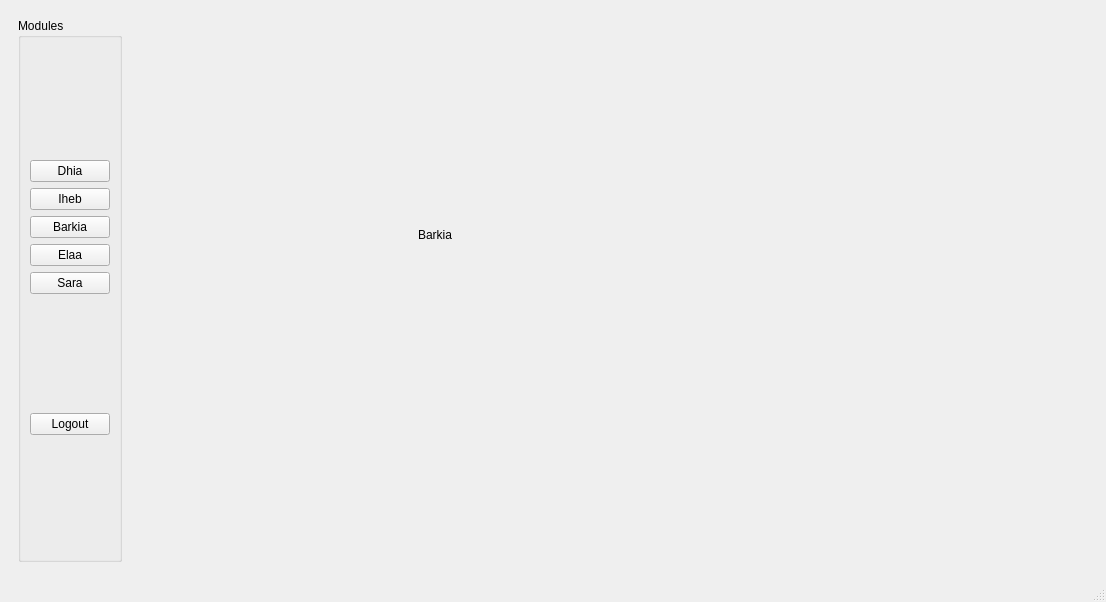
Before: the Qt Designer form INTEGRATION/mainwindow.ui in dhiaabdelli1/Wedding_planner_2A1, drawn with Qt 5.
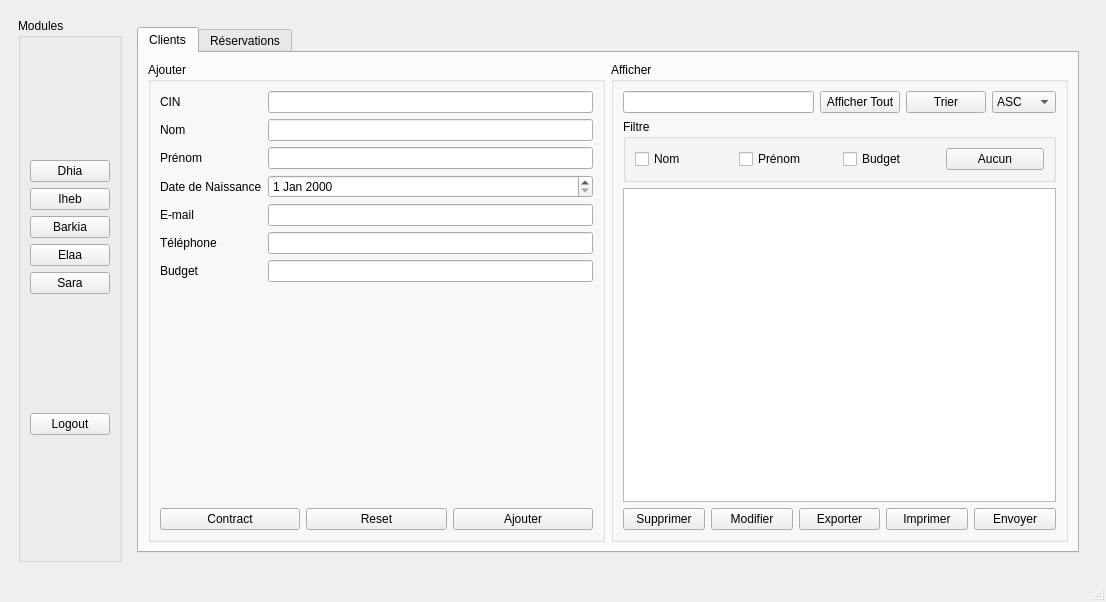
After: the same form once the commit is applied. The open tabs and pages were chosen to show the change.

Commit message: integration module clients

What changed in the file:
```diff
--- a/INTEGRATION/mainwindow.ui
+++ b/INTEGRATION/mainwindow.ui
@@ -758,19 +758,506 @@
                </widget>
               </widget>
               <widget class="QWidget" name="page_5">
-               <widget class="QLabel" name="label_3">
-                <property name="geometry">
-                 <rect>
-                  <x>290</x>
-                  <y>210</y>
-                  <width>47</width>
-                  <height>13</height>
-                 </rect>
-                </property>
-                <property name="text">
-                 <string>Barkia</string>
-                </property>
-               </widget>
+               <layout class="QHBoxLayout" name="horizontalLayout_9">
+                <item>
+                 <widget class="QTabWidget" name="tabWidget_2">
+                  <property name="currentIndex">
+                   <number>1</number>
+                  </property>
+                  <widget class="QWidget" name="tab_3">
+                   <attribute name="title">
+                    <string>Clients</string>
+                   </attribute>
+                   <layout class="QHBoxLayout" name="horizontalLayout_15">
+                    <item>
+                     <layout class="QHBoxLayout" name="horizontalLayout_24">
+                      <item>
+                       <widget class="QGroupBox" name="groupBox_ajouter_invites_2">
+                        <property name="title">
+                         <string>Ajouter  </string>
+                        </property>
+                        <layout class="QVBoxLayout" name="verticalLayout_11">
+                         <item>
+                          <layout class="QVBoxLayout" name="verticalLayout_12">
+                           <item>
+                            <layout class="QFormLayout" name="formLayout_4">
+                             <item row="0" column="0">
+                              <widget class="QLabel" name="cINLabel_2">
+                               <property name="text">
+                                <string>CIN</string>
+                               </property>
+                              </widget>
+                             </item>
+                             <item row="0" column="1">
+                              <widget class="QLineEdit" name="cin_client"/>
+                             </item>
+                             <item row="1" column="0">
+                              <widget class="QLabel" name="prNomLabel_3">
+                               <property name="text">
+                                <string>Nom</string>
+                               </property>
+                              </widget>
+                             </item>
+                             <item row="1" column="1">
+                              <widget class="QLineEdit" name="nom_client"/>
+                             </item>
+                             <item row="2" column="0">
+                              <widget class="QLabel" name="prNomLabel_4">
+                               <property name="text">
+                                <string>Prénom</string>
+                               </property>
+                              </widget>
+                             </item>
+                             <item row="2" column="1">
+                              <widget class="QLineEdit" name="prenom_client"/>
+                             </item>
+                             <item row="3" column="0">
+                              <widget class="QLabel" name="dateDeNaissanceLabel_2">
+                               <property name="text">
+                                <string>Date de Naissance</string>
+                               </property>
+                              </widget>
+                             </item>
+                             <item row="3" column="1">
+                              <widget class="QDateEdit" name="date_client"/>
+                             </item>
+                             <item row="4" column="0">
+                              <widget class="QLabel" name="eMailLabel_2">
+                               <property name="text">
+                                <string>E-mail</string>
+                               </property>
+                              </widget>
+                             </item>
+                             <item row="4" column="1">
+                              <widget class="QLineEdit" name="email_client"/>
+                             </item>
+                             <item row="5" column="0">
+                              <widget class="QLabel" name="tLPhoneLabel_2">
+                               <property name="text">
+                                <string>Téléphone</string>
+                               </property>
+                              </widget>
+                             </item>
+                             <item row="5" column="1">
+                              <widget class="QLineEdit" name="tel_client"/>
+                             </item>
+                             <item row="6" column="0">
+                              <widget class="QLabel" name="budgetLabel">
+                               <property name="text">
+                                <string>Budget</string>
+                               </property>
+                              </widget>
+                             </item>
+                             <item row="6" column="1">
+                              <widget class="QLineEdit" name="budget_client"/>
+                             </item>
+                            </layout>
+                           </item>
+                           <item>
+                            <layout class="QHBoxLayout" name="horizontalLayout_28">
+                             <item>
+                              <widget class="QPushButton" name="contract_client">
+                               <property name="text">
+                                <string>Contract</string>
+                               </property>
+                              </widget>
+                             </item>
+                             <item>
+                              <widget class="QPushButton" name="reset_client">
+                               <property name="text">
+                                <string>Reset</string>
+                               </property>
+                              </widget>
+                             </item>
+                             <item>
+                              <widget class="QPushButton" name="ajouter_client">
+                               <property name="text">
+                                <string>Ajouter</string>
+                               </property>
+                              </widget>
+                             </item>
+                            </layout>
+                           </item>
+                          </layout>
+                         </item>
+                        </layout>
+                       </widget>
+                      </item>
+                      <item>
+                       <widget class="QGroupBox" name="groupBox_afficher_invites_2">
+                        <property name="title">
+                         <string>Afficher</string>
+                        </property>
+                        <layout class="QVBoxLayout" name="verticalLayout_17">
+                         <item>
+                          <layout class="QVBoxLayout" name="verticalLayout_18">
+                           <item>
+                            <layout class="QHBoxLayout" name="horizontalLayout_35">
+                             <item>
+                              <widget class="QLineEdit" name="recherche_client"/>
+                             </item>
+                             <item>
+                              <widget class="QPushButton" name="afficher_tout_client">
+                               <property name="text">
+                                <string>Afficher Tout</string>
+                               </property>
+                              </widget>
+                             </item>
+                             <item>
+                              <widget class="QPushButton" name="trier_client">
+                               <property name="text">
+                                <string>Trier</string>
+                               </property>
+                              </widget>
+                             </item>
+                             <item>
+                              <widget class="QComboBox" name="ordre_client">
+                               <item>
+                                <property name="text">
+                                 <string>ASC</string>
+                                </property>
+                               </item>
+                               <item>
+                                <property name="text">
+                                 <string>DESC</string>
+                                </property>
+                               </item>
+                              </widget>
+                             </item>
+                            </layout>
+                           </item>
+                           <item>
+                            <layout class="QHBoxLayout" name="horizontalLayout_36"/>
+                           </item>
+                           <item>
+                            <layout class="QHBoxLayout" name="horizontalLayout_39">
+                             <item>
+                              <widget class="QGroupBox" name="groupBox_8">
+                               <property name="title">
+                                <string>Filtre</string>
+                               </property>
+                               <layout class="QHBoxLayout" name="horizontalLayout_40">
+                                <item>
+                                 <layout class="QHBoxLayout" name="horizontalLayout_41">
+                                  <item>
+                                   <widget class="QCheckBox" name="checkBox_nom_client">
+                                    <property name="text">
+                                     <string>Nom</string>
+                                    </property>
+                                   </widget>
+                                  </item>
+                                  <item>
+                                   <widget class="QCheckBox" name="checkBox_prenom_client">
+                                    <property name="text">
+                                     <string>Prénom</string>
+                                    </property>
+                                   </widget>
+                                  </item>
+                                  <item>
+                                   <widget class="QCheckBox" name="checkBox_budget_client">
+                                    <property name="text">
+                                     <string>Budget</string>
+                                    </property>
+                                   </widget>
+                                  </item>
+                                  <item>
+                                   <widget class="QPushButton" name="aucun_client">
+                                    <property name="text">
+                                     <string>Aucun</string>
+                                    </property>
+                                   </widget>
+                                  </item>
+                                 </layout>
+                                </item>
+                               </layout>
+                              </widget>
+                             </item>
+                            </layout>
+                           </item>
+                           <item>
+                            <layout class="QHBoxLayout" name="horizontalLayout_42">
+                             <item>
+                              <widget class="QTableView" name="tableView_client"/>
+                             </item>
+                            </layout>
+                           </item>
+                           <item>
+                            <layout class="QHBoxLayout" name="horizontalLayout_43">
+                             <item>
+                              <widget class="QPushButton" name="supprimer_client">
+                               <property name="text">
+                                <string>Supprimer</string>
+                               </property>
+                              </widget>
+                             </item>
+                             <item>
+                              <widget class="QPushButton" name="modifier_client">
+                               <property name="text">
+                                <string>Modifier</string>
+                               </property>
+                               <property name="checkable">
+                                <bool>true</bool>
+                               </property>
+                              </widget>
+                             </item>
+                             <item>
+                              <widget class="QPushButton" name="exporter_client">
+                               <property name="text">
+                                <string>Exporter</string>
+                               </property>
+                              </widget>
+                             </item>
+                             <item>
+                              <widget class="QPushButton" name="imprimer_client">
+                               <property name="text">
+                                <string>Imprimer</string>
+                               </property>
+                              </widget>
+                             </item>
+                             <item>
+                              <widget class="QPushButton" name="envoyer_client">
+                               <property name="text">
+                                <string>Envoyer</string>
+                               </property>
+                              </widget>
+                             </item>
+                            </layout>
+                           </item>
+                          </layout>
+                         </item>
+                        </layout>
+                       </widget>
+                      </item>
+                     </layout>
+                    </item>
+                   </layout>
+                  </widget>
+                  <widget class="QWidget" name="tab_4">
+                   <attribute name="title">
+                    <string>Réservations</string>
+                   </attribute>
+                   <layout class="QHBoxLayout" name="horizontalLayout_44">
+                    <item>
+                     <widget class="QGroupBox" name="groupBox_ajouter_table_2">
+                      <property name="title">
+                       <string>Ajouter</string>
+                      </property>
+                      <layout class="QVBoxLayout" name="verticalLayout_19">
+                       <item>
+                        <layout class="QVBoxLayout" name="verticalLayout_20">
+                         <item>
+                          <layout class="QFormLayout" name="formLayout_6">
+                           <item row="0" column="0">
+                            <widget class="QLabel" name="nombrePlacesLabel_2">
+                             <property name="text">
+                              <string>Référence</string>
+                             </property>
+                            </widget>
+                           </item>
+                           <item row="0" column="1">
+                            <widget class="QLineEdit" name="reference_reservation"/>
+                           </item>
+                           <item row="1" column="0">
+                            <widget class="QLabel" name="dateLabel">
+                             <property name="text">
+                              <string>Date</string>
+                             </property>
+                            </widget>
+                           </item>
+                           <item row="1" column="1">
+                            <widget class="QDateEdit" name="date_reservation"/>
+                           </item>
+                           <item row="2" column="0">
+                            <widget class="QLabel" name="prixLabel">
+                             <property name="text">
+                              <string>Prix</string>
+                             </property>
+                            </widget>
+                           </item>
+                           <item row="2" column="1">
+                            <widget class="QLineEdit" name="prix_reservation"/>
+                           </item>
+                           <item row="3" column="0">
+                            <widget class="QLabel" name="nombreInvitSLabel">
+                             <property name="text">
+                              <string>Nombre invités</string>
+                             </property>
+                            </widget>
+                           </item>
+                           <item row="3" column="1">
+                            <widget class="QLineEdit" name="nb_invites_reservation"/>
+                           </item>
+                           <item row="4" column="0">
+                            <widget class="QLabel" name="localisationLabel">
+                             <property name="text">
+                              <string>Localisation</string>
+                             </property>
+                            </widget>
+                           </item>
+                           <item row="4" column="1">
+                            <widget class="QLineEdit" name="localisation_reservation"/>
+                           </item>
+                          </layout>
+                         </item>
+                         <item>
+                          <layout class="QHBoxLayout" name="horizontalLayout_45">
+                           <item>
+                            <widget class="QPushButton" name="contract_reservation">
+                             <property name="text">
+                              <string>Contract</string>
+                             </property>
+                            </widget>
+                           </item>
+                           <item>
+                            <widget class="QPushButton" name="reset_reservation">
+                             <property name="text">
+                              <string>Reset</string>
+                             </property>
+                            </widget>
+                           </item>
+                           <item>
+                            <widget class="QPushButton" name="ajouter_reservation">
+                             <property name="text">
+                              <string>Ajouter</string>
+                             </property>
+                            </widget>
+                           </item>
+                          </layout>
+                         </item>
+                        </layout>
+                       </item>
+                      </layout>
+                     </widget>
+                    </item>
+                    <item>
+                     <widget class="QGroupBox" name="groupBox_afficher_table_2">
+                      <property name="title">
+                       <string>Afficher</string>
+                      </property>
+                      <layout class="QVBoxLayout" name="verticalLayout_21">
+                       <item>
+                        <layout class="QVBoxLayout" name="verticalLayout_22">
+                         <item>
+                          <layout class="QHBoxLayout" name="horizontalLayout_46">
+                           <item>
+                            <widget class="QLineEdit" name="recherche_reservation"/>
+                           </item>
+                           <item>
+                            <widget class="QPushButton" name="afficher_tout_reservation">
+                             <property name="text">
+                              <string>Afficher Tout</string>
+                             </property>
+                            </widget>
+                           </item>
+                           <item>
+                            <widget class="QPushButton" name="trier_reservation">
+                             <property name="text">
+                              <string>Trier</string>
+                             </property>
+                            </widget>
+                           </item>
+                           <item>
+                            <widget class="QComboBox" name="ordre_reservation">
+                             <item>
+                              <property name="text">
+                               <string>ASC</string>
+                              </property>
+                             </item>
+                             <item>
+                              <property name="text">
+                               <string>DESC</string>
+                              </property>
+                             </item>
+                            </widget>
+                           </item>
+                          </layout>
+                         </item>
+                         <item>
+                          <layout class="QHBoxLayout" name="horizontalLayout_47"/>
+                         </item>
+                         <item>
+                          <layout class="QHBoxLayout" name="horizontalLayout_48">
+                           <item>
+                            <widget class="QGroupBox" name="groupBox_9">
+                             <property name="title">
+                              <string>Filtre</string>
+                             </property>
+                             <layout class="QHBoxLayout" name="horizontalLayout_49">
+                              <item>
+                               <layout class="QHBoxLayout" name="horizontalLayout_50">
+                                <item>
+                                 <widget class="QCheckBox" name="checkBox_prix_reservation">
+                                  <property name="text">
+                                   <string>Prix</string>
+                                  </property>
+                                 </widget>
+                                </item>
+                                <item>
+                                 <widget class="QCheckBox" name="checkBox_nb_invites_reservation">
+                                  <property name="text">
+                                   <string>Nombre invités</string>
+                                  </property>
+                                 </widget>
+                                </item>
+                                <item>
+                                 <widget class="QCheckBox" name="checkBox_localisation_reservation">
+                                  <property name="text">
+                                   <string>Localisation</string>
+                                  </property>
+                                 </widget>
+                                </item>
+                                <item>
+                                 <widget class="QPushButton" name="aucun_reservation">
+                                  <property name="text">
+                                   <string>Aucun</string>
+                                  </property>
+                                 </widget>
+                                </item>
+                               </layout>
+                              </item>
+                             </layout>
+                            </widget>
+                           </item>
+                          </layout>
+                         </item>
+                         <item>
+                          <layout class="QHBoxLayout" name="horizontalLayout_51">
+                           <item>
+                            <widget class="QTableView" name="tableView_reservation"/>
+                           </item>
+                          </layout>
+                         </item>
+                         <item>
+                          <layout class="QHBoxLayout" name="horizontalLayout_52">
+                           <item>
+                            <widget class="QPushButton" name="supprimer_reservation">
+                             <property name="text">
+                              <string>Supprimer</string>
+                             </property>
+                            </widget>
+                           </item>
+                           <item>
+                            <widget class="QPushButton" name="modifier_reservation">
+                             <property name="text">
+                              <string>Modifier</string>
+                             </property>
+                             <property name="checkable">
+                              <bool>true</bool>
+                             </property>
+                            </widget>
+                           </item>
+                          </layout>
+                         </item>
+                        </layout>
+                       </item>
+                      </layout>
+                     </widget>
+                    </item>
+                   </layout>
+                  </widget>
+                 </widget>
+                </item>
+               </layout>
               </widget>
               <widget class="QWidget" name="page_6">
                <widget class="QLabel" name="label_4">
```
Left out of the diff: 20 changed lines with no effect on the pictures. The commit also changes 8 other files.
